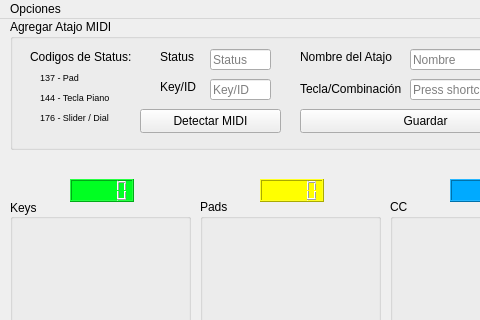
The window that ui/main.ui (EmmanuelMMontesinos/MIDIKeymap) describes before a commit, drawn with Qt 5; both pictures show x 0 to 480 and y 0 to 320 of the 578 by 556 pixel window.
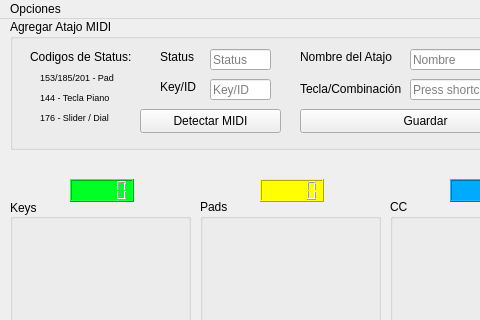
The same window after the commit.

Commit message: add: button delete (no funtional)

Diff of the .ui file:
```diff
--- a/ui/main.ui
+++ b/ui/main.ui
@@ -244,7 +244,7 @@
       </font>
      </property>
      <property name="text">
-      <string>137 - Pad</string>
+      <string>153/185/201 - Pad</string>
      </property>
     </widget>
     <widget class="QLabel" name="label_8">
```
The commit also changes 3 other files.
